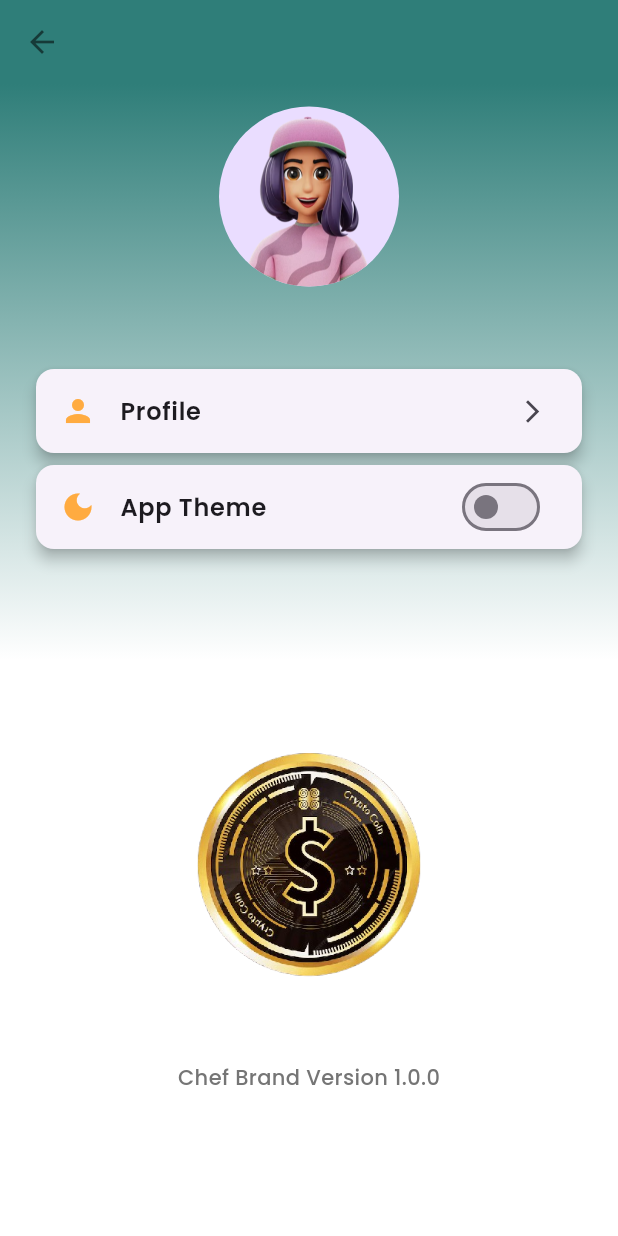
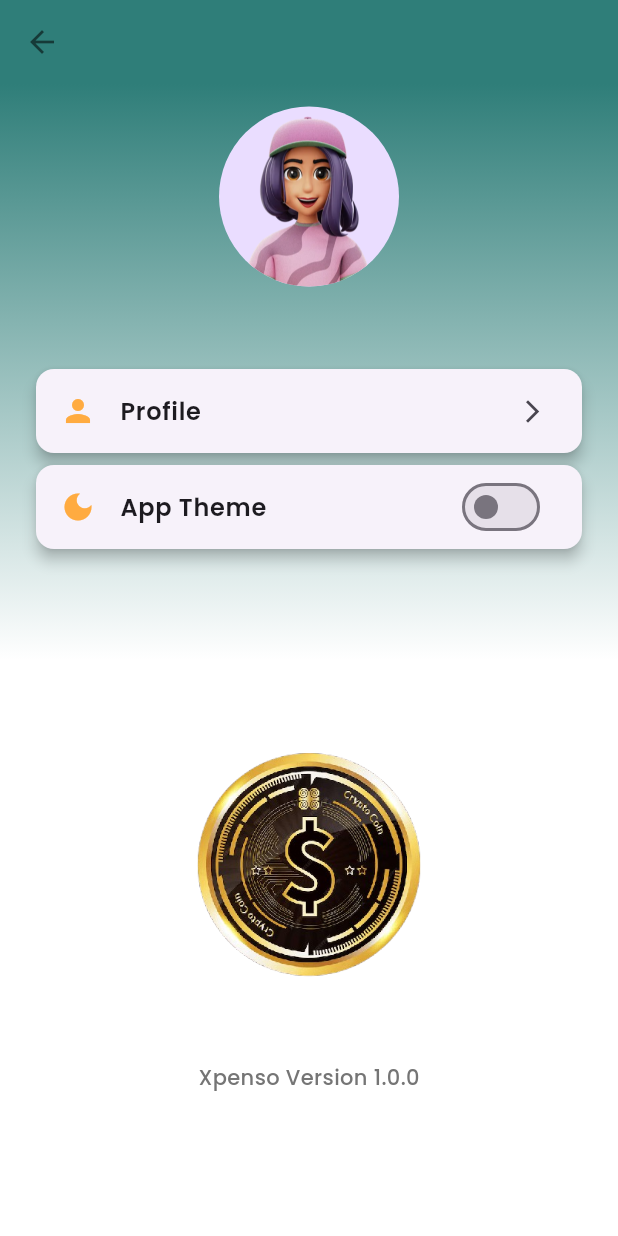
Before and after one commit to adhilfouzi/xpenso, a Flutter app: the AccountScreen screen opened directly, on a phone screen of 412 x 824 dp. Run offline on Flutter 3.47's test engine with Material 3 defaults, Android fonts, the phone set to English and light mode, and no system bars; our stand-ins replace cloud_firestore, firebase_auth, firebase_core, flutter_keyboard_visibility, google_sign_in, hive_ce and 1 more; accounts and stored records are empty.

Commit message:
remove unused icon assets and update version screen text; delete Arrow.png, menu.png, and profileIcon.png, and change version text from 'Chef Brand' to 'Xpenso' for consistency

```diff
--- a/lib/ui/screens/account/widget/version_screen.dart
+++ b/lib/ui/screens/account/widget/version_screen.dart
@@ -25,7 +25,7 @@ class VersionScreen extends StatelessWidget {
           builder: (context, snapshot) {
             if (snapshot.hasData) {
               return Text(
-                'Chef Brand Version ${snapshot.data!.version}',
+                'Xpenso Version ${snapshot.data!.version}',
                 style: TextStyle(
                   fontSize: 14,
                   color: Colors.grey[600],
@@ -33,7 +33,7 @@ class VersionScreen extends StatelessWidget {
               );
             } else {
               return Text(
-                'Chef Brand Version Loading...',
+                'Xpenso Version Loading...',
                 style: TextStyle(
                   fontSize: 14,
                   color: Colors.grey[600],
--- a/lib/ui/screens/transaction/add&edit/widget/transaction_form.dart
+++ b/lib/ui/screens/transaction/add&edit/widget/transaction_form.dart
@@ -20,7 +20,8 @@ class _TransactionFormState extends State<TransactionForm> {
   late TextEditingController amountController;
   late TextEditingController descriptionController;
   late TextEditingController dateController;
-  bool get isExpense => Provider.of<TransactionProvider>(context).isExpense;
+  bool get isExpense =>
+      Provider.of<TransactionProvider>(context, listen: false).isExpense;
 
   @override
   void initState() {
```
Also changed, not shown: assets/icons/Arrow.png (deleted), assets/icons/menu.png (deleted), assets/icons/profileIcon.png (deleted).
